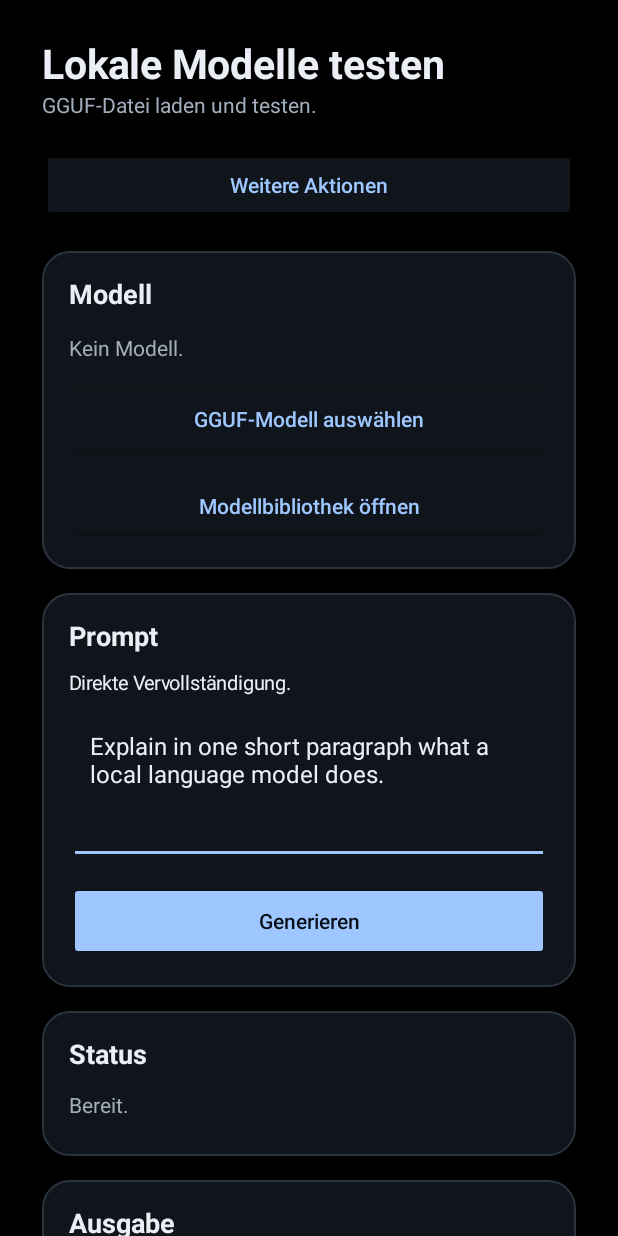
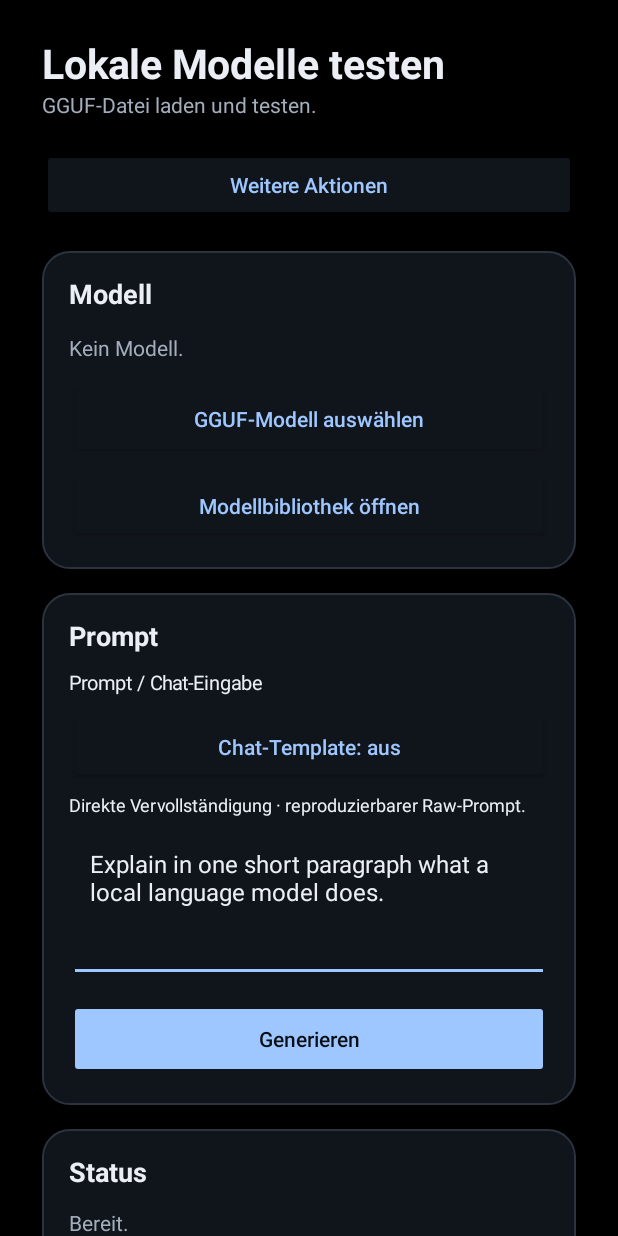
Before and after one commit to MrLongNight/Local_LLM_Reference, an Android app: the screen it shows after launch (MainActivity), on a phone screen of 412 x 824 dp. Run offline under Robolectric (Android 15) with nearby library versions, the phone set to English and light mode, and no system bars.

Commit message:
Add GGUF chat-template mode and context-safe reliability probes

```diff
--- a/app/src/main/java/de/mrlongnight/llmreference/MainActivity.kt
+++ b/app/src/main/java/de/mrlongnight/llmreference/MainActivity.kt
@@ -29,6 +29,7 @@ import androidx.activity.result.contract.ActivityResultContracts
 import de.mrlongnight.llmreference.benchmark.BenchmarkMetadata
 import de.mrlongnight.llmreference.benchmark.BenchmarkPlan
 import de.mrlongnight.llmreference.benchmark.BenchmarkRunner
+import de.mrlongnight.llmreference.engine.api.ChatMessage
 import de.mrlongnight.llmreference.engine.api.GenerationConfig
 import de.mrlongnight.llmreference.engine.api.ModelDescriptor
 import de.mrlongnight.llmreference.engine.api.InferenceBackend
@@ -70,6 +71,11 @@ class MainActivity : ComponentActivity() {
     private lateinit var statusView: TextView
     private lateinit var modelView: TextView
     private lateinit var promptInput: EditText
+    private lateinit var systemPromptInput: EditText
+    private lateinit var chatModeButton: Button
+    private lateinit var clearChatButton: Button
+    private val chatHistory = mutableListOf<ChatMessage>()
+    private var chatModeEnabled = false
     private lateinit var outputView: TextView
     private lateinit var selectModelButton: Button
     private lateinit var generateButton: Button
@@ -174,10 +180,54 @@ class MainActivity : ComponentActivity() {
 
         promptCard = sectionCard("Prompt")
         promptCard.addView(TextView(this).apply {
-            text = "Direkte Vervollständigung."
+            text = "Prompt / Chat-Eingabe"
             textSize = 13f
             setPadding(0, 0, 0, dp(10))
         }, matchWidth())
+        chatModeButton = Button(this).apply {
+            text = "Chat-Template: aus"
+            isAllCaps = false
+            minHeight = dp(48)
+            setOnClickListener {
+                chatModeEnabled = !chatModeEnabled
+                if (!chatModeEnabled) chatHistory.clear()
+                text = if (chatModeEnabled) "Chat-Template: an" else "Chat-Template: aus"
+                systemPromptInput.visibility = if (chatModeEnabled) View.VISIBLE else View.GONE
+                clearChatButton.visibility = if (chatModeEnabled) View.VISIBLE else View.GONE
+                promptCard.findViewWithTag<TextView>("prompt-mode-label")?.text =
+                    if (chatModeEnabled) "Modellabhängige GGUF-Chatvorlage · Verlauf bleibt bis zum Leeren im Arbeitsspeicher."
+                    else "Direkte Vervollständigung · reproduzierbarer Raw-Prompt."
+            }
+        }
+        promptCard.addView(chatModeButton, matchWidth(bottom = 6))
+        val modeLabel = TextView(this).apply {
+            tag = "prompt-mode-label"
+            text = "Direkte Vervollständigung · reproduzierbarer Raw-Prompt."
+            textSize = 12f
+        }
+        promptCard.addView(modeLabel, matchWidth(bottom = 8))
+        systemPromptInput = EditText(this).apply {
+            hint = "Optionaler System-Prompt"
+            minLines = 2
+            maxLines = 4
+            gravity = Gravity.TOP or Gravity.START
+            textSize = 14f
+            visibility = View.GONE
+            inputType = InputType.TYPE_CLASS_TEXT or InputType.TYPE_TEXT_FLAG_MULTI_LINE
+        }
+        promptCard.addView(systemPromptInput, matchWidth(bottom = 8))
+        clearChatButton = Button(this).apply {
+            text = "Chatverlauf leeren"
+            isAllCaps = false
+            minHeight = dp(44)
+            visibility = View.GONE
+            setOnClickListener {
+                chatHistory.clear()
+                outputView.text = "Chatverlauf geleert."
+                statusView.text = "Chat ist bereit."
+            }
+        }
+        promptCard.addView(clearChatButton, matchWidth(bottom = 8))
         promptInput = EditText(this).apply {
             minLines = 4
             maxLines = 10
@@ -594,22 +644,29 @@ class MainActivity : ComponentActivity() {
             statusView.text = "Zuerst ein GGUF-Modell laden."
             return
         }
-        val prompt = promptInput.text.toString()
-        if (prompt.isBlank()) {
+        val userPrompt = promptInput.text.toString()
+        if (userPrompt.isBlank()) {
             statusView.text = "Prompt darf nicht leer sein."
             return
         }
+        val messages = if (chatModeEnabled) {
+            buildList {
+                systemPromptInput.text.toString().trim().takeIf { it.isNotEmpty() }
+                    ?.let { add(ChatMessage("system", it)) }
+                addAll(chatHistory)
+                add(ChatMessage("user", userPrompt))
+            }
+        } else emptyList()
 
         setBusy(true, cancelable = true)
         statusView.text = "Generierung läuft · ${model.displayName}"
         outputView.text = ""
-
         activeOperationJob = activityScope.launch {
             try {
                 val settings = inferenceSettings
                 val result = withContext(Dispatchers.IO) {
                     engine().generate(
-                        prompt = prompt,
+                        prompt = if (chatModeEnabled) "" else userPrompt,
                         config = GenerationConfig(
                             maxOutputTokens = settings.maxOutputTokens,
                             timeoutMillis = settings.timeoutMillis,
@@ -617,10 +674,15 @@ class MainActivity : ComponentActivity() {
                             topP = settings.topP,
                             topK = settings.topK,
                             seed = settings.seed,
+                            chatMessages = messages,
                         ),
                     )
                 }
                 outputView.text = result.text.ifBlank { "(Keine Textausgabe)" }
+                if (chatModeEnabled && result.text.isNotBlank()) {
+                    chatHistory += ChatMessage("user", userPrompt)
+                    chatHistory += ChatMessage("assistant", result.text)
+                }
                 val rate = if (result.generationElapsedMillis > 0L) {
                     result.generatedTokens * 1_000.0 / result.generationElapsedMillis
                 } else 0.0
@@ -1064,7 +1126,7 @@ class MainActivity : ComponentActivity() {
                     inference = inference,
                     label = "Lange-Generierung-Abbruch",
                     prompt = "Write a very long essay about local language models. Do not stop early.",
-                    maxOutputTokens = 8192,
+                    maxOutputTokens = (model.contextTokens / 2).coerceIn(32, 1024),
                     delayMillis = 3_000L,
                 )
                 results += recoveryProbe(inference, "Recovery nach Decode-Abbruch")
@@ -1074,7 +1136,7 @@ class MainActivity : ComponentActivity() {
                         inference.generate(
                             prompt = "Explain local language model inference in detail.",
                             config = GenerationConfig(
-                                maxOutputTokens = 8192,
+                                maxOutputTokens = (model.contextTokens / 2).coerceIn(32, 1024),
                                 timeoutMillis = 1_000L,
                             ),
                         )
```
